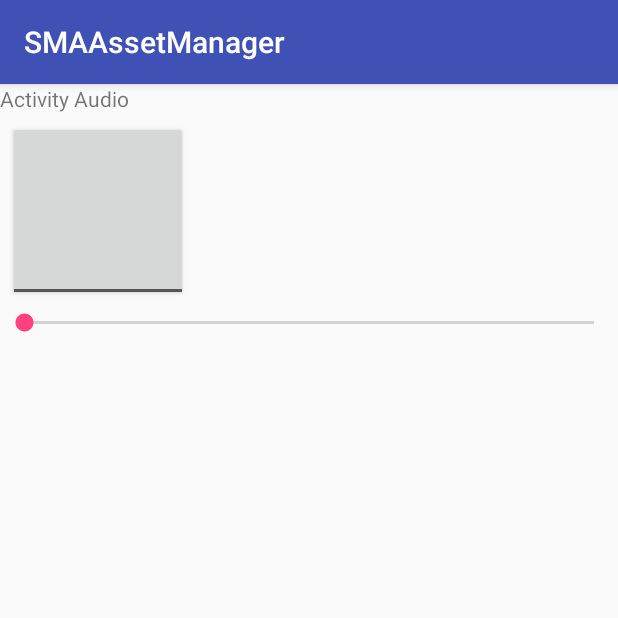
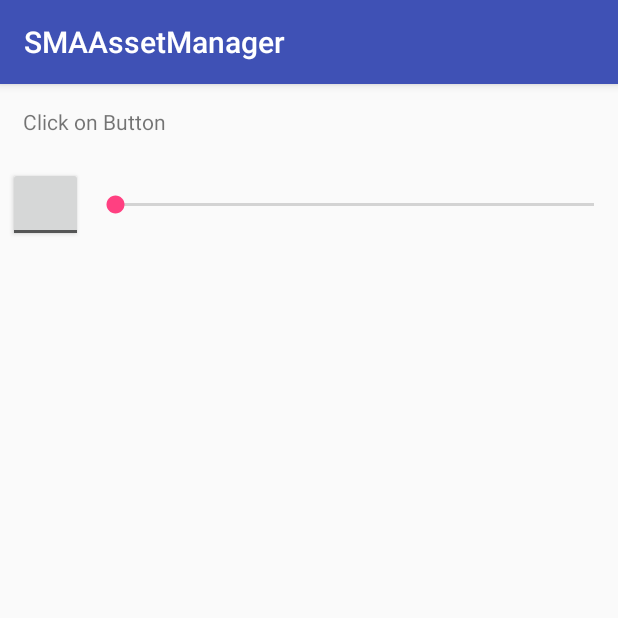
Before and after one commit to PikaPanda/sma-assetmanager, an Android app: the AudioActivity screen opened directly, with no data from a screen before it, on a phone screen of 412 x 824 dp, the top half of it. Run offline under Robolectric (Android 15) with nearby library versions, the light colour scheme and no system bars; 1 statement that could not run was skipped.

Commit message:
Audio showcase

```diff
--- a/app/src/main/java/lib/smartapps/fr/smademo/AudioActivity.java
+++ b/app/src/main/java/lib/smartapps/fr/smademo/AudioActivity.java
@@ -4,6 +4,8 @@ import android.os.Bundle;
 import android.support.v7.app.AppCompatActivity;
 import android.support.v7.widget.AppCompatSeekBar;
 import android.widget.CompoundButton;
+import android.widget.SeekBar;
+import android.widget.TextView;
 import android.widget.ToggleButton;
 
 import fr.smartapps.lib.SMAAssetManager;
@@ -14,21 +16,45 @@ public class AudioActivity extends AppCompatActivity {
 
     public SMAAssetManager assetManager;
     public SMAAudioPlayer audioPlayer;
-    public AppCompatSeekBar progressBar;
+    public AppCompatSeekBar seekBar;
+    public TextView textInfoView;
 
     @Override
     protected void onCreate(Bundle savedInstanceState) {
         super.onCreate(savedInstanceState);
         setContentView(R.layout.activity_audio);
 
+        // text information
+        textInfoView = (TextView) findViewById(R.id.text_info);
+
+        // seek bar
+        seekBar = (AppCompatSeekBar) findViewById(R.id.seek_bar);
+        seekBar.setOnSeekBarChangeListener(new SeekBar.OnSeekBarChangeListener() {
+            @Override
+            public void onProgressChanged(SeekBar seekBar, int progress, boolean fromUser) {
+
+            }
+
+            @Override
+            public void onStartTrackingTouch(SeekBar seekBar) {
+
+            }
+
+            @Override
+            public void onStopTrackingTouch(SeekBar seekBar) {
+                audioPlayer.seekTo(seekBar.getProgress());
+            }
+        });
+
         // audio player
         assetManager = new SMAAssetManager(this);
         audioPlayer = assetManager.getAudioPlayer("random_music.mp3", new SMAAudioPlayerListener() {
             @Override
             public void onSongProgress(int progress, int totalProgress) {
-                progressBar = (AppCompatSeekBar) findViewById(R.id.seek_bar);
-                progressBar.setMax(totalProgress);
-                progressBar.setProgress(progress);
+                if (seekBar != null) {
+                    seekBar.setMax(totalProgress);
+                    seekBar.setProgress(progress);
+                }
             }
 
             @Override
@@ -45,12 +71,21 @@ public class AudioActivity extends AppCompatActivity {
                 public void onCheckedChanged(CompoundButton buttonView, boolean isChecked) {
                     if (isChecked) {
                         audioPlayer.start();
+                        textInfoView.setText("Is Playing ...");
                     }
                     else {
                         audioPlayer.pause();
+                        textInfoView.setText("On Pause ...");
                     }
                 }
             });
         }
     }
+
+    @Override
+    protected void onDestroy() {
+        super.onDestroy();
+        audioPlayer.stop();
+        audioPlayer.release();
+    }
 }
--- a/app/src/main/res/layout/activity_audio.xml
+++ b/app/src/main/res/layout/activity_audio.xml
@@ -5,21 +5,31 @@
     android:layout_height="match_parent">
 
     <TextView
+        android:id="@+id/text_info"
         android:layout_width="wrap_content"
         android:layout_height="wrap_content"
-        android:text="Activity Audio" />
+        android:text="Click on Button"
+        android:layout_margin="15dp"/>
+
+    <LinearLayout
+        android:orientation="horizontal"
+        android:layout_width="match_parent"
+        android:layout_height="wrap_content">
 
         <ToggleButton
             android:id="@+id/toggle_button"
-        android:layout_width="120dp"
-        android:layout_height="120dp"
+            android:layout_width="50dp"
+            android:layout_height="50dp"
             android:layout_margin="5dp"
             android:textOff=""
             android:textOn="" />
 
         <android.support.v7.widget.AppCompatSeekBar
             android:id="@+id/seek_bar"
+            android:layout_gravity="center_vertical"
             android:layout_width="match_parent"
             android:layout_height="wrap_content" />
 
     </LinearLayout>
+
+</LinearLayout>
```
Lines whose indentation alone changed are shown as unchanged.
